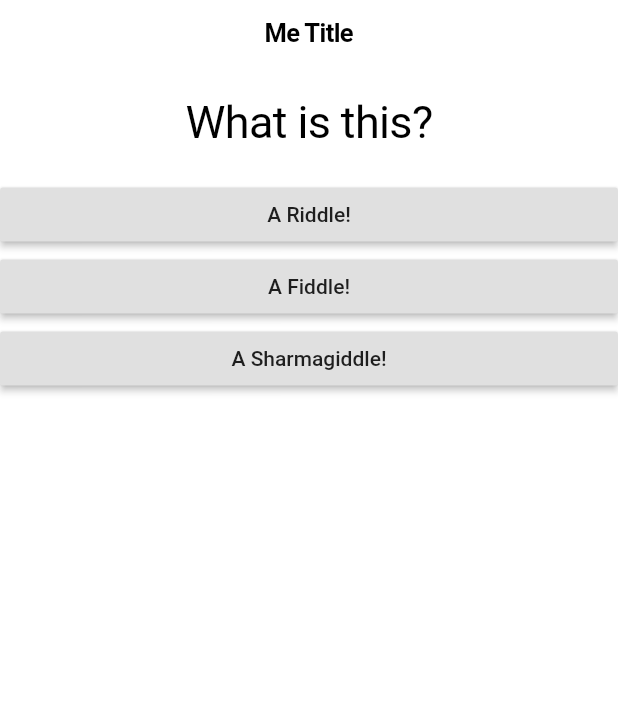
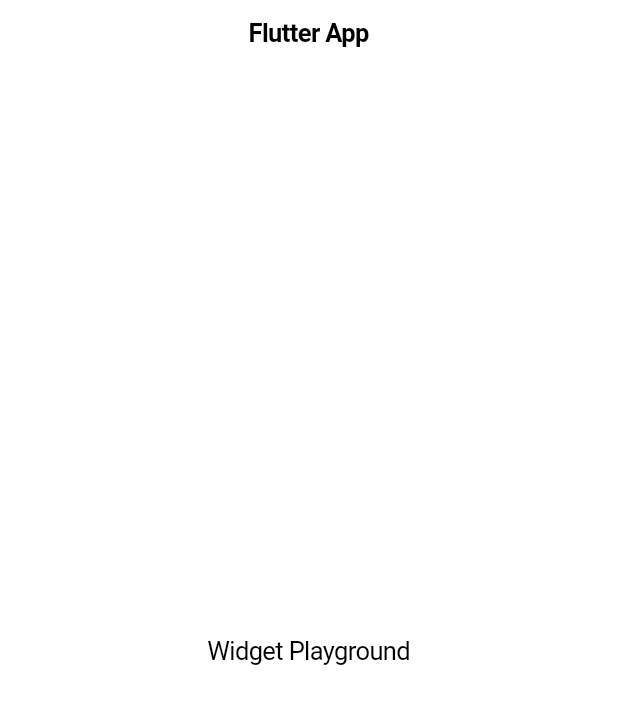
Before and after one commit to flypenguin/course_udemy_flutter, a Flutter app: the screen it shows after launch, on a phone screen of 412 x 824 dp. Shown: the top 704 px of the screen. Run offline on Flutter 3.47's test engine with Material 2 defaults, Android fonts, the phone set to English and light mode, and no system bars.

Commit message:
reset for lesson 70

```diff
--- a/lib/answer.dart
+++ /dev/null
@@ -1,19 +0,0 @@
-import "package:flutter/material.dart";
-
-class Answer extends StatelessWidget {
-  final Function onPressed;
-  final String answerText;
-
-  Answer(this.answerText, this.onPressed);
-
-  @override
-  Widget build(BuildContext context) {
-    return Container(
-      width: double.infinity,
-      child: RaisedButton(
-        child: Text(answerText),
-        onPressed: onPressed,
-      ),
-    );
-  }
-}
--- a/lib/main.dart
+++ b/lib/main.dart
@@ -1,85 +1,30 @@
 import 'package:flutter/cupertino.dart';
 import 'package:flutter/material.dart';
-import "./quiz.dart";
-import "./result.dart";
 
 void main() {
   runApp(MyApp());
 }
 
-class MyApp extends StatefulWidget {
+class MyApp extends StatelessWidget {
   @override
-  State<StatefulWidget> createState() {
-    return _MyAppState();
+  Widget build(BuildContext context) {
+    return CupertinoApp(
+      title: "Flutter App",
+      home: MyHomePage(),
+    );
   }
 }
 
-class _MyAppState extends State<MyApp> {
-  var _questions = [
-    {
-      "question": "What is this?",
-      "answers": [
-        {"text": "A Riddle!", "score": 1},
-        {"text": "A Fiddle!", "score": 0},
-        {"text": "A Sharmagiddle!", "score": 0},
-      ],
-    },
-    {
-      "question": "Who made this?",
-      "answers": [
-        {"text": "A blacksmith!", "score": 0},
-        {"text": "A whiteknight!", "score": 0},
-        {"text": "A redneck!", "score": 1},
-      ],
-    },
-    {
-      "question": "How is this?",
-      "answers": [
-        {"text": "Awesome!", "score": 0},
-        {"text": "Awful!", "score": 1},
-        {"text": "Amazing!", "score": 0},
-      ],
-    },
-  ];
-  var _cycle = 0;
-  var _score = 0;
-
-  void _buttonPressed(int score) {
-    // if we do this:
-    //_cycle = (_cycle + 1) % _questions.length;
-    // ... the text will NOT change!
-
-    setState(() {
-      // because we place this IN HERE this works.
-      _cycle += 1;
-      _score += score;
-    });
-
-    print("cycle: $_cycle");
-    print("score: $_score");
-  }
-
-  void _restartQuiz() {
-    setState(() {
-      _cycle = 0;
-      _score = 0;
-    });
-  }
-
+class MyHomePage extends StatelessWidget {
   @override
   Widget build(BuildContext context) {
-    return CupertinoApp(
-      home: CupertinoPageScaffold(
-        navigationBar: CupertinoNavigationBar(
-          middle: Text('Me Title'),
-        ),
-        child: SafeArea(
-          child: _cycle < _questions.length
-              ? Quiz(
-                  question: _questions[_cycle],
-                  handler: _buttonPressed,
-                )
-              : QuizResult(restartHandler: _restartQuiz, totalScore: _score),
+    return CupertinoPageScaffold(
+      navigationBar: CupertinoNavigationBar(
+        middle: Text('Flutter App'),
+      ),
+      child: SafeArea(
+        child: Center(
+          child: Text("Widget Playground"),
         ),
       ),
     );
--- a/lib/question.dart
+++ /dev/null
@@ -1,21 +0,0 @@
-import "package:flutter/material.dart";
-
-class Question extends StatelessWidget {
-  // like java - final: the value must not change after initialization
-  final String questionText;
-
-  Question(this.questionText);
-
-  @override
-  Widget build(BuildContext context) {
-    return Container(
-      width: double.infinity,
-      margin: EdgeInsets.all(20),
-      child: Text(
-        questionText,
-        style: TextStyle(fontSize: 30),
-        textAlign: TextAlign.center,
-      ),
-    );
-  }
-}
--- a/lib/quiz.dart
+++ /dev/null
@@ -1,25 +0,0 @@
-import "package:flutter/material.dart";
-import "./answer.dart";
-import "./question.dart";
-
-class Quiz extends StatelessWidget {
-  final Map<String, Object> question;
-  final Function handler;
-
-  Quiz({this.question, this.handler});
-
-  @override
-  Widget build(BuildContext context) {
-    return Column(
-      children: [
-        Question(question["question"]),
-        ...(question["answers"] as List<Map<String, Object>>).map((answersMap) {
-          return Answer(
-            answersMap["text"],
-            () => handler(answersMap["score"]),
-          );
-        }).toList()
-      ],
-    );
-  }
-}
--- a/lib/result.dart
+++ /dev/null
@@ -1,30 +0,0 @@
-import "package:flutter/material.dart";
-
-class QuizResult extends StatelessWidget {
-  final int totalScore;
-  final Function restartHandler;
-
-  QuizResult({this.totalScore, this.restartHandler});
-
-  @override
-  Widget build(BuildContext context) {
-    return Center(
-      child: Column(
-        children: <Widget>[
-          Text(
-            "Your total score is:",
-            style: TextStyle(fontSize: 25),
-          ),
-          Text(
-            totalScore.toString(),
-            style: TextStyle(fontSize: 50),
-          ),
-          RaisedButton(
-            child: Text("Restart Quiz"),
-            onPressed: restartHandler,
-          ),
-        ],
-      ),
-    );
-  }
-}
```
